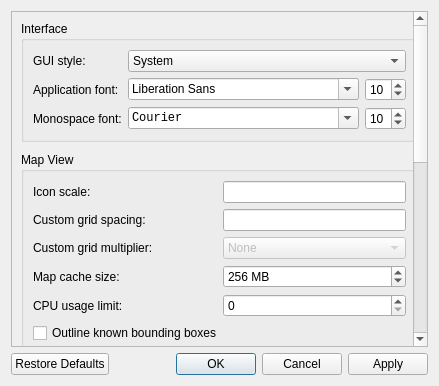
Old version of the form src/configdialog.ui in the repository DUzzL/Seed-Atlas.
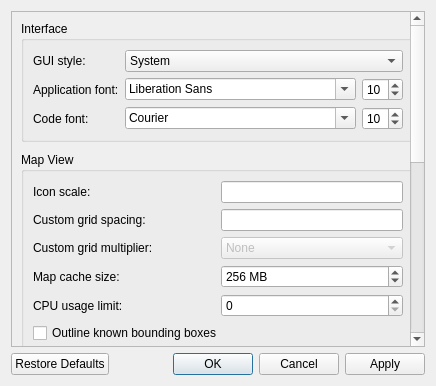
New version of the form. Icons and pictures are not drawn. Custom widgets are drawn as their Qt base class.

Patch:
```diff
--- a/src/configdialog.ui
+++ b/src/configdialog.ui
@@ -38,17 +38,12 @@
           <item row="3" column="0" colspan="2">
            <widget class="QLabel" name="label_13">
             <property name="text">
-             <string>Monospace font:</string>
+             <string>Code font:</string>
             </property>
            </widget>
           </item>
           <item row="3" column="2">
            <widget class="QFontComboBox" name="fontComboMono">
-            <property name="font">
-             <font>
-              <family>Courier New</family>
-             </font>
-            </property>
             <property name="fontFilters">
              <set>QFontComboBox::MonospacedFonts</set>
             </property>
```
